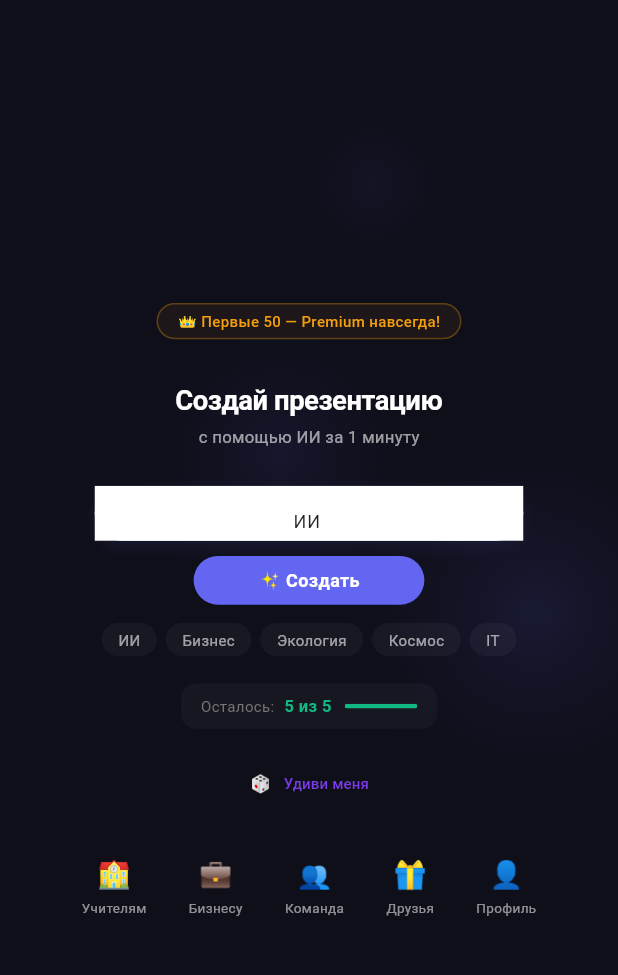
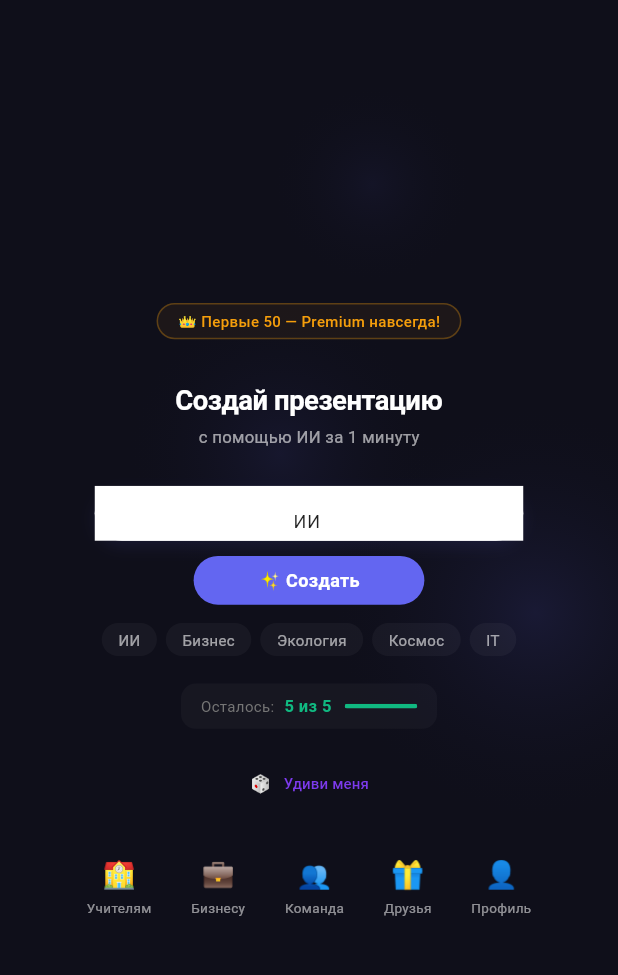
Before and after one commit to maximzhankevich1993/presentation-ai-flutter, a Flutter app: the screen it shows after launch, after a tap on "ИИ", on a phone screen of 412 x 824 dp, the part 56-1031 px from its top. Run offline on Flutter 3.47's test engine with Material 3 defaults, Android fonts, the light colour scheme and no system bars; our stand-ins replace dio, flutter_screenutil, image_picker, share_plus, shared_preferences; Roboto replaces fonts that are missing (Montserrat).

Commit message:
Update home_screen.dart

```diff
--- a/lib/screens/home_screen.dart
+++ b/lib/screens/home_screen.dart
@@ -102,17 +102,24 @@ class _HomeScreenState extends State<HomeScreen> with TickerProviderStateMixin {
               padding: EdgeInsets.symmetric(horizontal: 24.w),
               child: Column(mainAxisAlignment: MainAxisAlignment.center, children: [
                 SizedBox(height: 28.h),
-                Container(
+                // VIP
+                MouseRegion(
+                  cursor: SystemMouseCursors.click,
+                  child: GestureDetector(
+                    onTap: _showVip,
+                    child: Container(
                       padding: EdgeInsets.symmetric(horizontal: 12.w, vertical: 4.h),
                       decoration: BoxDecoration(border: Border.all(color: const Color(0xFFF59E0B).withOpacity(0.3)), borderRadius: BorderRadius.circular(20), color: const Color(0xFFF59E0B).withOpacity(0.06)),
                       child: const Text('👑 Первые 50 — Premium навсегда!', style: TextStyle(color: Color(0xFFF59E0B), fontSize: 10, fontWeight: FontWeight.w500)),
+                    ),
+                  ),
                 ),
                 SizedBox(height: 28.h),
                 Text('Создай презентацию', style: TextStyle(fontSize: 18.sp, fontWeight: FontWeight.w700, color: Colors.white, letterSpacing: -0.3)),
                 SizedBox(height: 3.h),
                 Text('с помощью ИИ за 1 минуту', style: TextStyle(fontSize: 11.sp, color: Colors.white60, letterSpacing: 0.2)),
                 SizedBox(height: 24.h),
-                // Поле ввода — БЕЛОЕ, текст ЧЁРНЫЙ
+                // Поле ввода
                 Container(
                   width: 260.w, height: 36.h,
                   decoration: BoxDecoration(
@@ -134,7 +141,10 @@ class _HomeScreenState extends State<HomeScreen> with TickerProviderStateMixin {
                   ),
                 ),
                 SizedBox(height: 10.h),
-                GestureDetector(
+                // Кнопка Создать
+                MouseRegion(
+                  cursor: SystemMouseCursors.click,
+                  child: GestureDetector(
                     onTap: _generate,
                     child: Container(
                       width: 140.w, height: 32.h,
@@ -142,28 +152,45 @@ class _HomeScreenState extends State<HomeScreen> with TickerProviderStateMixin {
                       child: const Center(child: Text('✨ Создать', style: TextStyle(color: Colors.white, fontSize: 12, fontWeight: FontWeight.w600))),
                     ),
                   ),
+                ),
                 SizedBox(height: 12.h),
-                Wrap(spacing: 6, runSpacing: 6, alignment: WrapAlignment.center, children: _examples.map((e) => GestureDetector(
+                // Примеры
+                Wrap(spacing: 6, runSpacing: 6, alignment: WrapAlignment.center, children: _examples.map((e) => MouseRegion(
+                  cursor: SystemMouseCursors.click,
+                  child: GestureDetector(
                     onTap: () { _topicController.text = e; },
                     child: Container(padding: EdgeInsets.symmetric(horizontal: 10.w, vertical: 4.h), decoration: BoxDecoration(color: Colors.white.withOpacity(0.04), borderRadius: BorderRadius.circular(14)), child: Text(e, style: TextStyle(fontSize: 10, color: Colors.white60))),
+                  ),
                 )).toList()),
                 SizedBox(height: 18.h),
                 _counter(up),
                 SizedBox(height: 12.h),
-                TextButton.icon(
+                // Удиви меня
+                MouseRegion(
+                  cursor: SystemMouseCursors.click,
+                  child: TextButton.icon(
                     onPressed: _surprise,
                     icon: const Text('🎲', style: TextStyle(fontSize: 12)),
                     label: const Text('Удиви меня', style: TextStyle(color: Color(0xFF7C3AED), fontSize: 10)),
                     style: TextButton.styleFrom(padding: EdgeInsets.symmetric(horizontal: 10.w, vertical: 4.h)),
                   ),
+                ),
                 SizedBox(height: 24.h),
-                Row(mainAxisAlignment: MainAxisAlignment.spaceEvenly, children: [
+                // Иконки — собраны к центру с одинаковыми отступами
+                Row(
+                  mainAxisAlignment: MainAxisAlignment.center,
+                  children: [
                     _navItem('🏫', 'Учителям', _showTeacher),
+                    SizedBox(width: 24.w),
                     _navItem('💼', 'Бизнесу', _showCorporate),
+                    SizedBox(width: 24.w),
                     _navItem('👥', 'Команда', _showWorkspace),
+                    SizedBox(width: 24.w),
                     _navItem('🎁', 'Друзья', _showReferral),
+                    SizedBox(width: 24.w),
                     _navItem('👤', 'Профиль', _showProfile),
-                ]),
+                  ],
+                ),
                 SizedBox(height: 20.h),
               ]),
             ),
@@ -198,12 +225,15 @@ class _HomeScreenState extends State<HomeScreen> with TickerProviderStateMixin {
     );
   }
 
-  Widget _navItem(String icon, String label, VoidCallback onTap) => GestureDetector(
+  Widget _navItem(String icon, String label, VoidCallback onTap) => MouseRegion(
+    cursor: SystemMouseCursors.click,
+    child: GestureDetector(
       onTap: onTap,
       child: Column(children: [
         Text(icon, style: const TextStyle(fontSize: 18)),
         SizedBox(height: 2.h),
         Text(label, style: const TextStyle(fontSize: 9, color: Colors.white54)),
       ]),
+    ),
   );
 }
```
Lines whose indentation alone changed are shown as unchanged.
